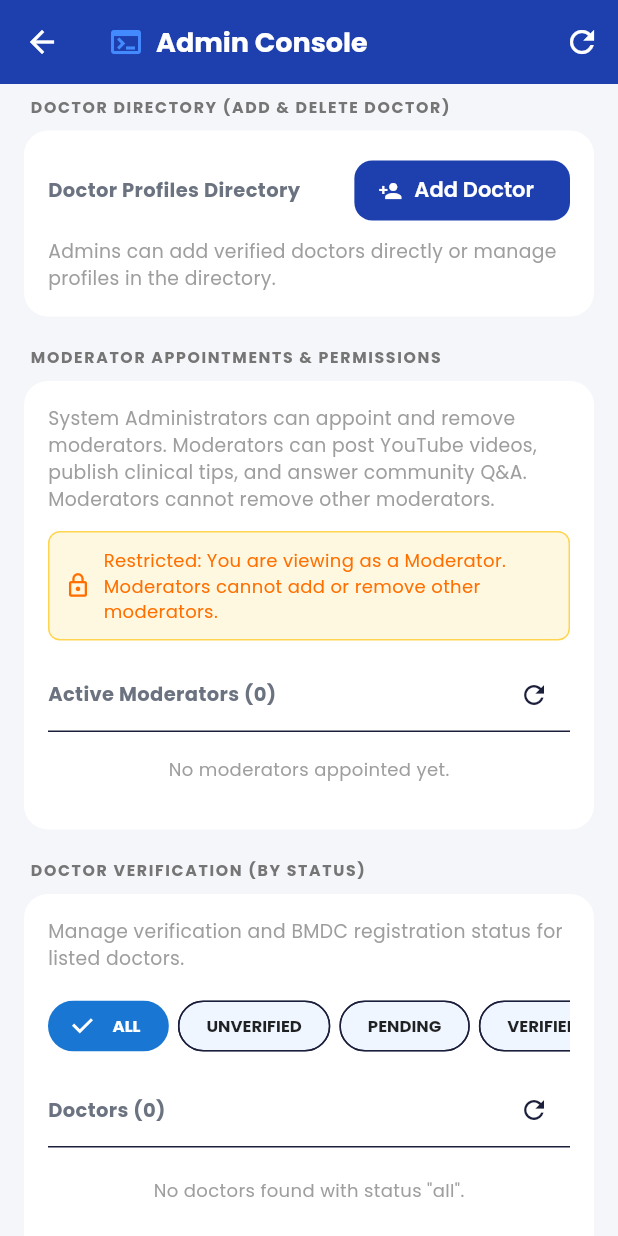
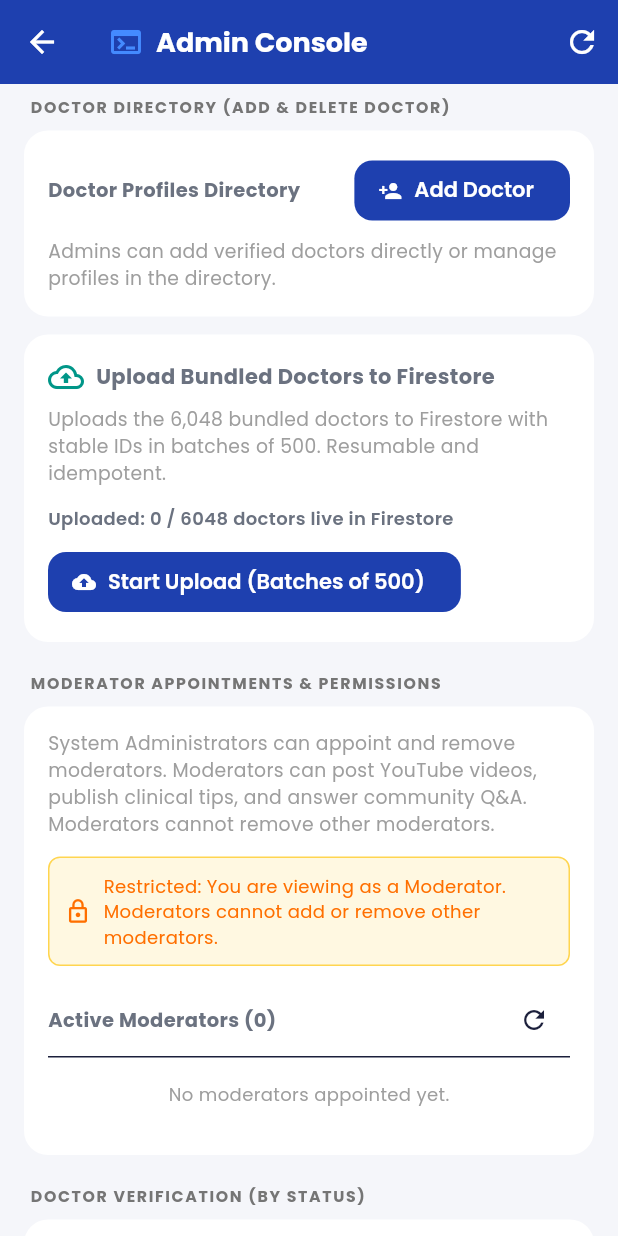
Before and after one commit to Mashrafi-Elahi/doctordesk-flutter, a Flutter app: the AdminConsoleScreen screen opened directly, scrolled down 576 dp, on a phone screen of 412 x 824 dp. Run offline on Flutter 3.47's test engine with Material 3 defaults, Android fonts, the phone set to English and light mode, and no system bars; our stand-ins replace cloud_firestore, firebase_auth, firebase_core, firebase_storage, flutter_tts, geolocator and 6 more; accounts and stored records are empty.

Commit message:
feat(discovery): online firestore doctors discovery with bundled fallback and batch uploader

```diff
--- a/lib/models/doctor.dart
+++ b/lib/models/doctor.dart
@@ -102,9 +102,14 @@ class Doctor {
   final List<String> concentrations;
   final String? designation;
   final String? bmdcRegNumber;
+  final String? bmdcNumber;
   final bool isBmdcVerified;
+  final String verificationStatus;
+  final dynamic verifiedAt;
+  final String? verifiedBy;
   final bool isClaimed;
   final String? claimedByUid;
+  final String claimStatus;
   final String? certificateImageUrl;
   final double? bayesianRating;
   final double? ratingAverage;
@@ -122,9 +127,14 @@ class Doctor {
     required this.concentrations,
     this.designation,
     this.bmdcRegNumber,
+    String? bmdcNumber,
     required this.isBmdcVerified,
+    String? verificationStatus,
+    this.verifiedAt,
+    this.verifiedBy,
     this.isClaimed = false,
     this.claimedByUid,
+    String? claimStatus,
     this.certificateImageUrl,
     this.bayesianRating,
     this.ratingAverage,
@@ -132,11 +142,65 @@ class Doctor {
     required this.chambers,
     this.chamber,
     this.distance,
-  });
+  })  : bmdcNumber = bmdcNumber ?? bmdcRegNumber,
+        verificationStatus = verificationStatus ?? (isBmdcVerified ? 'verified' : 'unverified'),
+        claimStatus = claimStatus ?? (claimedByUid != null || isClaimed ? 'claimed' : 'unclaimed');
 
   bool get hasAccessibleChamber {
     if (chamber?.isAccessible == true) return true;
     return chambers.any((c) => c.isAccessible);
+  }
+
+  Doctor copyWith({
+    String? id,
+    String? name,
+    List<String>? specialities,
+    double? experienceYears,
+    List<String>? education,
+    List<String>? concentrations,
+    String? designation,
+    String? bmdcRegNumber,
+    String? bmdcNumber,
+    bool? isBmdcVerified,
+    String? verificationStatus,
+    dynamic verifiedAt,
+    String? verifiedBy,
+    bool? isClaimed,
+    String? claimedByUid,
+    String? claimStatus,
+    String? certificateImageUrl,
+    double? bayesianRating,
+    double? ratingAverage,
+    int? ratingCount,
+    List<Chamber>? chambers,
+    Chamber? chamber,
+    double? distance,
+  }) {
+    return Doctor(
+      id: id ?? this.id,
+      name: name ?? this.name,
+      specialities: specialities ?? this.specialities,
+      experienceYears: experienceYears ?? this.experienceYears,
+      education: education ?? this.education,
+      concentrations: concentrations ?? this.concentrations,
+      designation: designation ?? this.designation,
+      bmdcRegNumber: bmdcRegNumber ?? this.bmdcRegNumber,
+      bmdcNumber: bmdcNumber ?? this.bmdcNumber,
+      isBmdcVerified: isBmdcVerified ?? this.isBmdcVerified,
+      verificationStatus: verificationStatus ?? this.verificationStatus,
+      verifiedAt: verifiedAt ?? this.verifiedAt,
+      verifiedBy: verifiedBy ?? this.verifiedBy,
+      isClaimed: isClaimed ?? this.isClaimed,
+      claimedByUid: claimedByUid ?? this.claimedByUid,
+      claimStatus: claimStatus ?? this.claimStatus,
+      certificateImageUrl: certificateImageUrl ?? this.certificateImageUrl,
+      bayesianRating: bayesianRating ?? this.bayesianRating,
+      ratingAverage: ratingAverage ?? this.ratingAverage,
+      ratingCount: ratingCount ?? this.ratingCount,
+      chambers: chambers ?? this.chambers,
+      chamber: chamber ?? this.chamber,
+      distance: distance ?? this.distance,
+    );
   }
 
   factory Doctor.fromJson(Map<String, dynamic> json) {
@@ -163,6 +227,12 @@ class Doctor {
       parsedChamber = parsedChambers.first;
     }
 
+    final bmdc = (json['bmdcNumber'] ?? json['bmdcRegNumber'])?.toString();
+    final isBmdcVer = json['isBmdcVerified'] == true || json['verificationStatus'] == 'verified';
+    final verStatus = json['verificationStatus']?.toString() ?? (isBmdcVer ? 'verified' : 'unverified');
+    final claimed = json['isClaimed'] == true || (json['claimedByUid'] != null && json['claimedByUid'].toString().isNotEmpty) || json['claimStatus'] == 'claimed';
+    final cStatus = json['claimStatus']?.toString() ?? (claimed ? 'claimed' : 'unclaimed');
+
     return Doctor(
       id: (json['_id'] ?? json['id'] ?? '').toString(),
       name: json['name'] ?? '',
@@ -171,10 +241,15 @@ class Doctor {
       education: (json['education'] as List?)?.map((e) => e.toString()).toList() ?? [],
       concentrations: (json['concentrations'] as List?)?.map((e) => e.toString()).toList() ?? [],
       designation: json['designation'],
-      bmdcRegNumber: json['bmdcRegNumber'],
-      isBmdcVerified: json['isBmdcVerified'] ?? false,
-      isClaimed: json['isClaimed'] ?? false,
-      claimedByUid: json['claimedByUid'],
+      bmdcRegNumber: bmdc,
+      bmdcNumber: bmdc,
+      isBmdcVerified: isBmdcVer,
+      verificationStatus: verStatus,
+      verifiedAt: json['verifiedAt'],
+      verifiedBy: json['verifiedBy']?.toString(),
+      isClaimed: claimed,
+      claimedByUid: json['claimedByUid']?.toString(),
+      claimStatus: cStatus,
       certificateImageUrl: json['certificateImageUrl'],
       bayesianRating: (json['bayesianRating'] as num?)?.toDouble(),
       ratingAverage: (json['ratingAverage'] as num?)?.toDouble(),
@@ -187,6 +262,7 @@ class Doctor {
 
   Map<String, dynamic> toJson() => {
     '_id': id,
+    'id': id,
     'name': name,
     'specialities': specialities,
     'experienceYears': experienceYears,
@@ -194,9 +270,14 @@ class Doctor {
     'concentrations': concentrations,
     'designation': designation,
     'bmdcRegNumber': bmdcRegNumber,
+    'bmdcNumber': bmdcNumber ?? bmdcRegNumber,
     'isBmdcVerified': isBmdcVerified,
+    'verificationStatus': verificationStatus,
+    if (verifiedAt != null) 'verifiedAt': verifiedAt,
+    if (verifiedBy != null) 'verifiedBy': verifiedBy,
     'isClaimed': isClaimed,
     'claimedByUid': claimedByUid,
+    'claimStatus': claimStatus,
     'certificateImageUrl': certificateImageUrl,
     'bayesianRating': bayesianRating,
     'ratingAverage': ratingAverage,
--- a/lib/screens/admin_console_screen.dart
+++ b/lib/screens/admin_console_screen.dart
@@ -1,3 +1,4 @@
+import 'package:shared_preferences/shared_preferences.dart';
 import 'dart:convert';
 import 'package:cloud_firestore/cloud_firestore.dart';
 import 'package:flutter/foundation.dart';
@@ -28,6 +29,10 @@ class _AdminConsoleScreenState extends State<AdminConsoleScreen> {
   List<Map<String, dynamic>> _doctorApplications = [];
   List<Map<String, dynamic>> _moderators = [];
   final TextEditingController _manualUidController = TextEditingController();
+  bool _isUploadingBundled = false;
+  int _bundledUploadCursor = 0;
+  double _bundledUploadProgress = 0.0;
+  String _bundledUploadStatus = '';
   final TextEditingController _moderatorUidController = TextEditingController();
   bool _manualGrantVerified = false;
   String _verificationFilter = 'all';
@@ -42,6 +47,7 @@ class _AdminConsoleScreenState extends State<AdminConsoleScreen> {
     _loadDoctorApplications();
     _loadModerators();
     _loadVerificationDoctors();
+    _loadBundledUploadStatus();
   }
 
   @override
@@ -51,6 +57,58 @@ class _AdminConsoleScreenState extends State<AdminConsoleScreen> {
     super.dispose();
   }
 
+
+  Future<void> _loadBundledUploadStatus() async {
+    try {
+      final prefs = await SharedPreferences.getInstance();
+      final cur = prefs.getInt('admin_bundled_doctors_upload_cursor') ?? 0;
+      if (mounted) {
+        setState(() {
+          _bundledUploadCursor = cur;
+          _bundledUploadProgress = (cur / 6048.0).clamp(0.0, 1.0);
+        });
+      }
+    } catch (_) {}
+  }
+
+  Future<void> _startBundledUpload({bool restart = false}) async {
+    setState(() {
+      _isUploadingBundled = true;
+      _bundledUploadStatus = 'Starting bundled doctors upload...';
+    });
+
+    try {
+      await FirestoreService.uploadBundledDoctorsToFirestore(
+        restartFromBeginning: restart,
+        onProgress: (processed, total, status) {
+          if (mounted) {
+            setState(() {
+              _bundledUploadCursor = processed;
+              _bundledUploadProgress = total > 0 ? (processed / total).clamp(0.0, 1.0) : 0.0;
+              _bundledUploadStatus = status;
+            });
+          }
+        },
+      );
+      if (mounted) {
+        ScaffoldMessenger.of(context).showSnackBar(
+          const SnackBar(content: Text('Doctor catalog successfully synced to Firestore!')),
+        );
+      }
+    } catch (e) {
+      if (mounted) {
+        ScaffoldMessenger.of(context).showSnackBar(
+          SnackBar(content: Text('Upload failed or paused: $e')),
+        );
+      }
+    } finally {
+      if (mounted) {
+        setState(() {
+          _isUploadingBundled = false;
+        });
+      }
+    }
+  }
   Future<void> _loadDoctorApplications() async {
     try {
       final apps = await DataService.fetchDoctorApplications();
@@ -1042,6 +1100,76 @@ class _AdminConsoleScreenState extends State<AdminConsoleScreen> {
                 ),
               ),
             ),
+            const SizedBox(height: 12),
+            Card(
+              child: Padding(
+                padding: const EdgeInsets.all(16),
+                child: Column(
+                  crossAxisAlignment: CrossAxisAlignment.start,
+                  children: [
+                    Row(
+                      children: [
+                        const Icon(Icons.cloud_upload_outlined, color: Colors.teal),
+                        const SizedBox(width: 8),
+                        const Expanded(
+                          child: Text(
+                            'Upload Bundled Doctors to Firestore',
+                            style: TextStyle(fontWeight: FontWeight.bold, fontSize: 14),
+                          ),
+                        ),
+                        if (_bundledUploadCursor >= 6048)
+                          const Chip(
+                            label: Text('Synced', style: TextStyle(fontSize: 11, color: Colors.teal)),
+                            visualDensity: VisualDensity.compact,
+                          ),
+                      ],
+                    ),
+                    const SizedBox(height: 8),
+                    const Text(
+                      'Uploads the 6,048 bundled doctors to Firestore with stable IDs in batches of 500. Resumable and idempotent.',
+                      style: TextStyle(fontSize: 12.5, color: Colors.grey),
+                    ),
+                    const SizedBox(height: 12),
+                    if (_isUploadingBundled) ...[
+                      LinearProgressIndicator(value: _bundledUploadProgress),
+                      const SizedBox(height: 8),
+                      Text(
+                        _bundledUploadStatus.isNotEmpty ? _bundledUploadStatus : 'Writing batches of 500...',
+                        style: const TextStyle(fontSize: 12, color: Colors.teal, fontWeight: FontWeight.w600),
+                      ),
+                    ] else ...[
+                      Text(
+                        'Uploaded: $_bundledUploadCursor / 6048 doctors live in Firestore',
+                        style: const TextStyle(fontSize: 12, fontWeight: FontWeight.w600),
+                      ),
+                      const SizedBox(height: 10),
+                      Wrap(
+                        spacing: 8,
+                        runSpacing: 8,
+                        children: [
+                          FilledButton.icon(
+                            icon: Icon(_bundledUploadCursor >= 6048 ? Icons.sync : Icons.cloud_upload, size: 16),
+                            label: Text(
+                              _bundledUploadCursor == 0
+                                  ? 'Start Upload (Batches of 500)'
+                                  : _bundledUploadCursor < 6048
+                                      ? 'Resume Upload ($_bundledUploadCursor/6048)'
+                                      : 'Re-sync All to Firestore',
+                            ),
+                            onPressed: () => _startBundledUpload(restart: _bundledUploadCursor >= 6048),
+                          ),
+                          if (_bundledUploadCursor > 0 && _bundledUploadCursor < 6048)
+                            OutlinedButton(
+                              onPressed: () => _startBundledUpload(restart: true),
+                              child: const Text('Restart from 0'),
+                            ),
+                        ],
+                      ),
+                    ],
+                  ],
+                ),
+              ),
+            ),
             const SizedBox(height: 20),
 
             // Moderator Management Section
--- a/lib/services/data_service.dart
+++ b/lib/services/data_service.dart
@@ -613,4 +613,14 @@ class DataService {
     }
     return Future.value();
   }
+
+  static Future<void> uploadBundledDoctorsToFirestore({
+    required Function(int processed, int total, String status) onProgress,
+    bool restartFromBeginning = false,
+  }) {
+    return FirestoreService.uploadBundledDoctorsToFirestore(
+      onProgress: onProgress,
+      restartFromBeginning: restartFromBeginning,
+    );
+  }
 }
--- a/lib/services/firestore_service.dart
+++ b/lib/services/firestore_service.dart
@@ -1,3 +1,4 @@
+import 'package:shared_preferences/shared_preferences.dart';
 import 'dart:convert';
 import 'dart:math';
 import 'package:cloud_firestore/cloud_firestore.dart';
@@ -72,14 +73,153 @@ class FirestoreService {
   /// Fetches doctors with pagination, optional specialty filter, and indexed
   /// multilingual token search across names, specialties, symptoms, chambers, and degrees.
   /// Uses the 6,000+ bundled APK directory directly to avoid hitting Firestore 50k read limits.
+  static final Map<String, List<DocumentSnapshot>> _fetchCursors = {};
+
+  /// Fetches doctors with pagination. Firestore `doctors` is the primary source of truth.
+  /// Uses cursor-based pagination (startAfterDocument). If offline or Firestore fails,
+  /// falls back to local cache and bundled list, merging by doctor ID (Firestore wins).
   static Future<Map<String, dynamic>> fetchDoctors({
     int page = 1,
     int limit = 20,
     String? search,
     String? speciality,
   }) async {
+    final normSearch = search?.trim() ?? '';
+    final normSpec = (speciality != null && speciality.trim().isNotEmpty && speciality != 'All')
+        ? speciality.trim()
+        : null;
+    final queryKey = '${normSpec ?? ""}|$normSearch|$limit';
+
+    try {
+      Query<Map<String, dynamic>> query = _db.collection('doctors');
+
+      if (normSpec != null) {
+        query = query.where('specialities', arrayContains: normSpec);
+      }
+
+      if (normSearch.isNotEmpty && normSpec == null) {
+        final prefixes = DoctorSearchIndex.queryPrefixes(normSearch);
+        if (prefixes.isNotEmpty) {
+          query = query.where('searchPrefixes', arrayContainsAny: prefixes.take(10).toList());
+        }
+      }
+
+      if (normSearch.isEmpty) {
+        query = query.orderBy('name_lower', descending: false);
+      }
+
+      if (page > 1) {
+        final cursors = _fetchCursors[queryKey];
+        if (cursors != null && cursors.length >= page - 1) {
+          query = query.startAfterDocument(cursors[page - 2]);
+        }
+      }
+
+      query = query.limit(limit);
+      final snapshot = await query.get();
+
+      if (snapshot.docs.isNotEmpty) {
+        _fetchCursors.putIfAbsent(queryKey, () => []);
+        final cursors = _fetchCursors[queryKey]!;
+        if (cursors.length < page) {
+          cursors.add(snapshot.docs.last);
+        } else {
+          cursors[page - 1] = snapshot.docs.last;
+        }
+
+        final firestoreDoctors = snapshot.docs.map((docSnap) {
+          final data = Map<String, dynamic>.from(docSnap.data());
+          data['_id'] = docSnap.id;
+          data['id'] = docSnap.id;
+          return Doctor.fromJson(data);
+        }).toList();
+
+        List<Doctor> resultDocs = firestoreDoctors;
+        if (normSearch.isNotEmpty && normSpec != null) {
+          final rawMaps = firestoreDoctors.map((d) => d.toJson()).toList();
+          final ranked = DoctorSearchIndex.rank(rawMaps, normSearch);
+          resultDocs = ranked.map(Doctor.fromJson).toList();
+        }
+
+        if (page == 1 && normSearch.isEmpty && normSpec == null) {
+          _cacheDiscoveryDoctorsLocally(resultDocs);
+        }
+
+        final hasMore = snapshot.docs.length >= limit;
+        return {
+          'doctors': resultDocs,
+          'total': hasMore ? (page * limit) + limit : ((page - 1) * limit) + resultDocs.length,
+          'totalPages': hasMore ? page + 1 : page,
+          'isOffline': false,
+        };
+      } else if (page > 1) {
+        return {
+          'doctors': <Doctor>[],
+          'total': (page - 1) * limit,
+          'totalPages': page - 1,
+          'isOffline': false,
+        };
+      }
+      // If page == 1 and Firestore returns 0 docs (e.g. initial state before bundled upload),
+      // seamlessly fall through to fallback so discovery remains populated.
+    } catch (e) {
+      debugPrint('Firestore fetchDoctors online failed, falling back to cache/bundled: $e');
+    }
+
+    return _fetchDoctorsFallback(
+      page: page,
+      limit: limit,
+      search: search,
+      speciality: speciality,
+    );
+  }
+
+  static Future<void> _cacheDiscoveryDoctorsLocally(List<Doctor> docs) async {
+    try {
+      final prefs = await SharedPreferences.getInstance();
+      final list = docs.map((d) => d.toJson()).toList();
+      await prefs.setString('cached_discovery_doctors', jsonEncode(list));
+    } catch (_) {}
+  }
+
+  static Future<List<Doctor>> _getLocalCachedDoctors() async {
+    try {
+      final prefs = await SharedPreferences.getInstance();
+      final str = prefs.getString('cached_discovery_doctors');
+      if (str != null && str.isNotEmpty) {
+        final List decoded = jsonDecode(str);
+        return decoded.map((j) => Doctor.fromJson(Map<String, dynamic>.from(j as Map))).toList();
+      }
+    } catch (_) {}
+    return [];
+  }
+
+  static Future<Map<String, dynamic>> _fetchDoctorsFallback({
+    int page = 1,
+    int limit = 20,
+    String? search,
+    String? speciality,
+  }) async {
+    final cachedDocs = await _getLocalCachedDoctors();
     final allMaps = await _getIndexedBundledMaps();
-    List<Map<String, dynamic>> records = List<Map<String, dynamic>>.from(allMaps);
+    final Map<String, Map<String, dynamic>> byId = {};
+
+    for (final m in allMaps) {
+      final id = (m['_id'] ?? m['id'] ?? '').toString();
+      byId[id] = Map<String, dynamic>.from(m);
+    }
+
+    // Cached Firestore docs merge with bundled, Firestore wins
+    for (final cd in cachedDocs) {
+      final cJson = cd.toJson();
+      if (byId.containsKey(cd.id)) {
+        byId[cd.id]!.addAll(cJson);
+      } else {
+        byId[cd.id] = cJson;
+      }
+    }
+
+    List<Map<String, dynamic>> records = byId.values.toList();
 
     if (speciality != null &&
         speciality.trim().isNotEmpty &&
@@ -110,7 +250,7 @@ class FirestoreService {
       'doctors': doctors,
       'total': totalCount,
       'totalPages': totalPages,
-      'isOffline': false,
+      'isOffline': true,
     };
   }
 
@@ -224,9 +364,13 @@ class FirestoreService {
       'experienceYears': experienceYears,
       'education': education,
       'bmdcRegNumber': normalizedBmdc,
+      'bmdcNumber': normalizedBmdc,
       'isBmdcVerified': isClaimed && normalizedBmdc.isNotEmpty,
+      'verificationStatus': isClaimed && normalizedBmdc.isNotEmpty ? 'verified' : 'unverified',
       'isClaimed': isClaimed,
+      'claimStatus': isClaimed ? 'claimed' : 'unclaimed',
       if (isClaimed) 'claimedByUid': applicantUid.trim(),
+      'status': 'active',
       'ratingAverage': 0.0,
       'ratingCount': 0,
       'reviewCount': 0,
@@ -1501,10 +1645,14 @@ class FirestoreService {
           'designation': 'Consultant',
           'education': const <String>[],
           'bmdcRegNumber': bmdcNumber,
+          'bmdcNumber': bmdcNumber,
           'isClaimed': true,
+          'claimStatus': 'claimed',
           'claimedByUid': uid,
           // Approval records an application review, not automatic BMDC verification.
           'isBmdcVerified': false,
+          'verificationStatus': 'pending',
+          'status': 'active',
           'phone': application['phone']?.toString() ??
               user['phone']?.toString() ??
               '',
@@ -2289,4 +2437,81 @@ class FirestoreService {
       },
     ];
   }
+
+  /// Uploads bundled doctors to Firestore in batches of 500.
+  /// Uses stable IDs from bundled JSON, is idempotent (set with merge: true),
+  /// and is resumable via SharedPreferences cursor.
+  static Future<void> uploadBundledDoctorsToFirestore({
+    required Function(int processed, int total, String status) onProgress,
+    bool restartFromBeginning = false,
+  }) async {
+    final prefs = await SharedPreferences.getInstance();
+    const cursorKey = 'admin_bundled_doctors_upload_cursor';
+    int startIndex = restartFromBeginning ? 0 : (prefs.getInt(cursorKey) ?? 0);
+
+    final jsonStr = await rootBundle.loadString('assets/data/bundled_doctors.json');
+    final List decoded = jsonDecode(jsonStr);
+    final total = decoded.length;
+
+    if (startIndex >= total) {
+      startIndex = 0;
+    }
+
+    const batchSize = 500;
+    for (int i = startIndex; i < total; i += batchSize) {
+      final end = (i + batchSize < total) ? (i + batchSize) : total;
+      final chunk = decoded.sublist(i, end);
+
+      final batch = _db.batch();
+      for (int cIdx = 0; cIdx < chunk.length; cIdx++) {
+        final item = Map<String, dynamic>.from(chunk[cIdx] as Map);
+        final stableId = (item['_id'] ?? item['id'] ?? 'doc_${i + cIdx}').toString();
+        final docRef = _db.collection('doctors').doc(stableId);
+
+        final name = (item['name'] ?? '').toString();
+        final specs = List<String>.from(item['specialities'] ?? []);
+        final bmdc = (item['bmdcNumber'] ?? item['bmdcRegNumber'] ?? '').toString();
+        final isVer = item['isBmdcVerified'] == true;
+        final claimed = item['isClaimed'] == true || item['claimedByUid'] != null;
+
+        final data = <String, dynamic>{
+          'name': name,
+          'name_lower': name.toLowerCase(),
+          'specialities': specs,
+          'designation': (item['designation'] ?? 'Consultant').toString(),
+          'experienceYears': (item['experienceYears'] as num?)?.toDouble() ?? 5.0,
+          'education': List<String>.from(item['education'] ?? ['MBBS']),
+          'bmdcNumber': bmdc,
+          'bmdcRegNumber': bmdc,
+          'isBmdcVerified': isVer,
+          'verificationStatus': isVer ? 'verified' : 'unverified',
+          'isClaimed': claimed,
+          'claimStatus': claimed ? 'claimed' : 'unclaimed',
+          if (item['claimedByUid'] != null) 'claimedByUid': item['claimedByUid'].toString(),
+          'ratingAverage': (item['ratingAverage'] as num?)?.toDouble() ?? 0.0,
+          'ratingCount': (item['ratingCount'] as num?)?.toInt() ?? 0,
+          'chambers': item['chambers'] ?? [],
+          'status': 'active',
+          'updatedAt': FieldValue.serverTimestamp(),
+          ...DoctorSearchIndex.fieldsFor({
+            'name': name,
+            'designation': item['designation'] ?? 'Consultant',
+            'specialities': specs,
+            'education': item['education'] ?? ['MBBS'],
+            'chambers': item['chambers'] ?? [],
+          }),
+        };
+
+        batch.set(docRef, data, SetOptions(merge: true));
+      }
+
+      onProgress(i, total, 'Writing batch ${(i ~/ batchSize) + 1} of ${(total / batchSize).ceil()}...');
+      await batch.commit();
+
+      await prefs.setInt(cursorKey, end);
+      onProgress(end, total, 'Uploaded $end / $total doctors');
+    }
+
+    onProgress(total, total, 'Upload complete! All $total doctors are live in Firestore.');
+  }
 }
```
